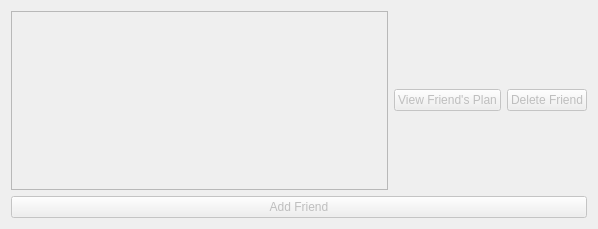
Old version of the form src/ui/dialog/planWithFriendsDialog/planWithFriendsDialog.ui in the repository Muhazerin/auto-star-planner.
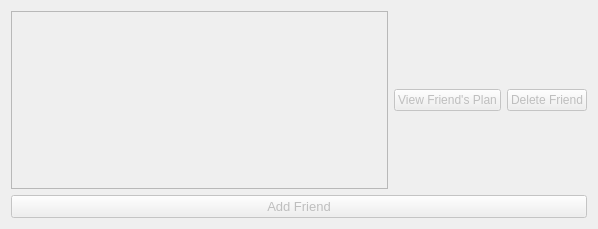
New version of the form. Icons and pictures are not drawn.

Commit message:
Add friend's planner dialog and part of planWithFriend filter algorithm
Friend's planner - view what your index you and your friend can take together

planWithFriend filter algo - able to get the toBeRemoved indexes using sets from python

```diff
--- a/src/ui/dialog/planWithFriendsDialog/planWithFriendsDialog.ui
+++ b/src/ui/dialog/planWithFriendsDialog/planWithFriendsDialog.ui
@@ -62,6 +62,12 @@
    </item>
    <item>
     <widget class="QPushButton" name="addFriendBtn">
+     <property name="font">
+      <font>
+       <family>Arial</family>
+       <pointsize>10</pointsize>
+      </font>
+     </property>
      <property name="text">
       <string>Add Friend</string>
      </property>
```
The commit also changes 7 other files.
